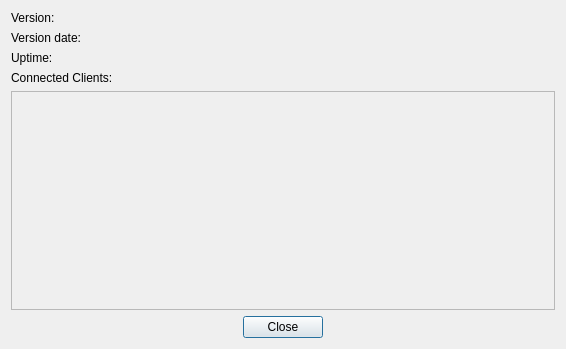
Old version of the form src/qtui/ui/coreinfodlg.ui in the repository quassel/quassel.
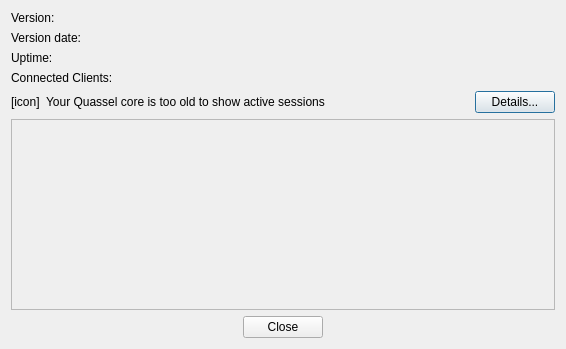
New version of the form.

Commit message:
client: Fix core sessions unsupported warning
Move core session supported check to CoreInfoDlg, and show a
warning bar if sessions aren't supported.  A "Details" button
offers additional information on needing to upgrade.

Older core versions didn't provide any core session information, so
the individual session widgets would have never shown up.

Thanks to @justjanne for reporting this.

```diff
--- a/src/qtui/ui/coreinfodlg.ui
+++ b/src/qtui/ui/coreinfodlg.ui
@@ -13,7 +13,7 @@
   <property name="windowTitle">
    <string>Core Information</string>
   </property>
-  <layout class="QVBoxLayout" name="verticalLayout" stretch="0,1,0,0">
+  <layout class="QVBoxLayout" name="verticalLayout" stretch="0,0,1,0,0">
    <item>
     <layout class="QGridLayout" name="gridLayout">
      <item row="0" column="0">
@@ -74,6 +74,60 @@
      </item>
     </layout>
    </item>
+   <item>
+    <widget class="QFrame" name="coreUnsupportedWidget">
+     <property name="frameShape">
+      <enum>QFrame::NoFrame</enum>
+     </property>
+     <property name="frameShadow">
+      <enum>QFrame::Plain</enum>
+     </property>
+     <property name="lineWidth">
+      <number>0</number>
+     </property>
+     <layout class="QHBoxLayout">
+      <property name="leftMargin">
+       <number>0</number>
+      </property>
+      <property name="topMargin">
+       <number>0</number>
+      </property>
+      <property name="rightMargin">
+       <number>0</number>
+      </property>
+      <property name="bottomMargin">
+       <number>0</number>
+      </property>
+      <item>
+       <widget class="QLabel" name="coreUnsupportedIcon">
+        <property name="text">
+         <string notr="true">[icon]</string>
+        </property>
+       </widget>
+      </item>
+      <item>
+       <widget class="QLabel" name="coreUnsupportedLabel">
+        <property name="sizePolicy">
+         <sizepolicy hsizetype="Expanding" vsizetype="Preferred">
+          <horstretch>0</horstretch>
+          <verstretch>0</verstretch>
+         </sizepolicy>
+        </property>
+        <property name="text">
+         <string>Your Quassel core is too old to show active sessions</string>
+        </property>
+       </widget>
+      </item>
+      <item>
+       <widget class="QPushButton" name="coreUnsupportedDetails">
+        <property name="text">
+         <string>Details...</string>
+        </property>
+       </widget>
+      </item>
+     </layout>
+    </widget>
+   </item>
    <item>
     <widget class="QScrollArea" name="coreSessionScrollArea">
      <property name="sizePolicy">
@@ -93,8 +147,8 @@
        <rect>
         <x>0</x>
         <y>0</y>
-        <width>550</width>
-        <height>187</height>
+        <width>546</width>
+        <height>161</height>
        </rect>
       </property>
       <property name="sizePolicy">
```
The commit also changes 3 other files.
